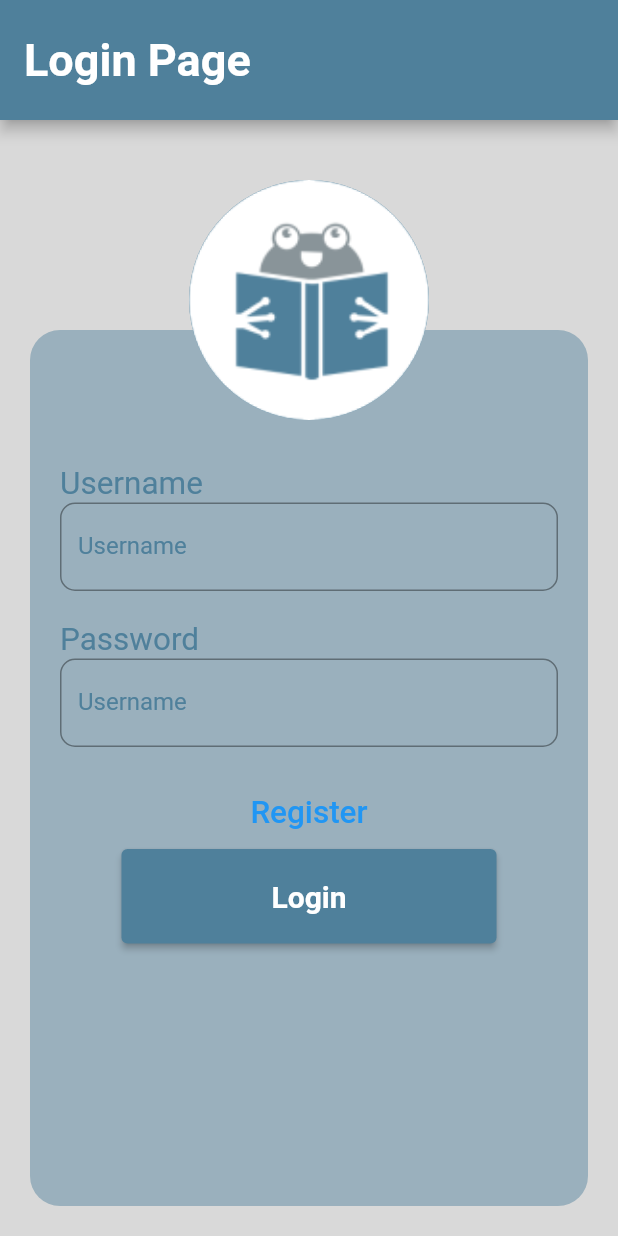
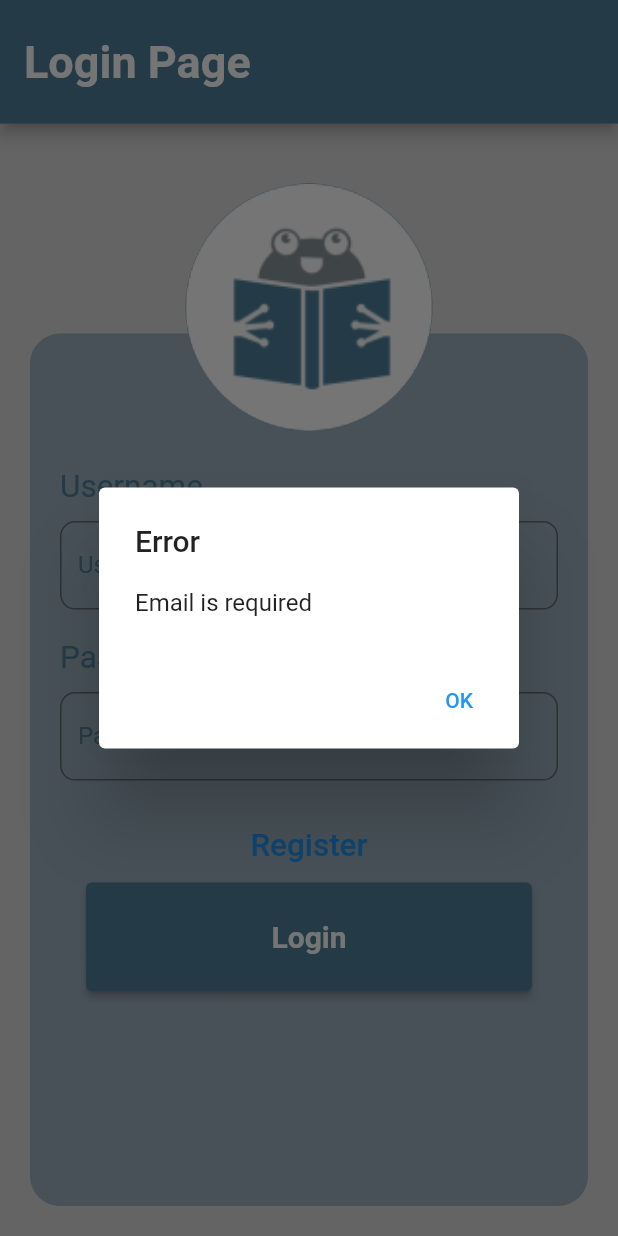
Before and after one commit to fatbrother/Platform-for-problem-solving, a Flutter app: the screen it shows after launch, after a tap on "Login", on a phone screen of 412 x 824 dp. Run offline on Flutter 3.47's test engine with Material 2 defaults, Android fonts, the light colour scheme and no system bars; our stand-ins replace cloud_firestore, firebase_auth, firebase_core; missing offline and left inert: flutter_windowmanager; accounts and stored records are empty.

Commit message:
change some UI

```diff
--- a/lib/backEnd/account.dart
+++ b/lib/backEnd/account.dart
@@ -16,6 +16,13 @@ class AccountManager {
   }
 
   static Future<void> signIn(String email, String password) async {
+    if (email.isEmpty) {
+      throw Exception('Email is required');
+    }
+    if (password.isEmpty) {
+      throw Exception('Password is required');
+    }
+
     try {
       final UserCredential userCredential =
           await FirebaseAuth.instance.signInWithEmailAndPassword(
@@ -25,14 +32,21 @@ class AccountManager {
 
       final User? user = userCredential.user;
       if (user == null) {
-        throw Exception('User is null');
+        throw Exception('User not found');
       }
     } catch (e) {
-      rethrow;
+      throw Exception('Invalid email or password');
     }
   }
 
   static Future<void> signUp(String name, String email, String password) async {
+    if (name.isEmpty) {
+      throw Exception('Name is required');
+    }
+    if (email.isEmpty) {
+      throw Exception('Email is required');
+    }
+
     try {
       final UserCredential userCredential =
           await FirebaseAuth.instance.createUserWithEmailAndPassword(
--- a/lib/context/init.dart
+++ /dev/null
@@ -1,18 +0,0 @@
-import 'package:firebase_core/firebase_core.dart';
-import 'package:flutter/cupertino.dart';
-import 'package:flutter_windowmanager/flutter_windowmanager.dart';
-import '../backEnd/database/database.dart';
-import 'firebase_options.dart';
-
-// intialize the firebase app
-// if there are any new initialization options, add them here
-Future<void> initialize() async {
-  WidgetsFlutterBinding.ensureInitialized();
-  await Firebase.initializeApp(
-    name: 'pops',
-    options: DefaultFirebaseOptions.currentPlatform,
-  );
-  TagsDatabase.init();
-  // close the function of screen shot
-  await FlutterWindowManager.addFlags(FlutterWindowManager.FLAG_SECURE);
-}
--- a/lib/context/design.dart
+++ b/lib/design.dart
@@ -4,7 +4,6 @@ import 'package:flutter/material.dart';
 // use this class to define all the details of our design
 // for example, the color of the button, the color of the text, border radius, etc.
 class Design {
-
   static const Color primaryColor = Color(0xFF4F809B);
   static const Color secondaryColor = Color(0x754F809B);
   static const Color backgroundColor = Color(0xFFD9D9D9);
@@ -13,17 +12,22 @@ class Design {
   static const Color secondaryTextColor = Color.fromARGB(137, 11, 11, 11);
 
   static const outsideSpacing = EdgeInsets.only(
-            top: Design.outsideUpSpacing,
-            left: Design.outsideLeftSpacing,
-            right: Design.outsideRightSpacing,
-            bottom: Design.outsideDownSpacing);
+    top: 40,
+    left: 20,
+    right: 20,
+    bottom: 20,
+  );
+  static const insideSpacing = EdgeInsets.all(10.0);
+  static const outsideBorderRadius =
+      BorderRadius.all(Radius.circular(20.0));
+  static const insideBorderRadius =
+      BorderRadius.all(Radius.circular(10.0));
 
-  static const insideSpacing = EdgeInsets.all(10.0);
+  static getScreenWidth(BuildContext context) {
+    return MediaQuery.of(context).size.width;
+  }
 
-  static const outsideUpSpacing = 40.0;
-  static const outsideDownSpacing = 20.0;
-  static const outsideLeftSpacing = 20.0;
-  static const outsideRightSpacing = 20.0;
-  static const outsideBorderRadius = 20.0;
-  static const insideBorderRadius = 40.0;
+  static double getScreenHeight(BuildContext context) {
+    return MediaQuery.of(context).size.height;
+  }
 }
--- /dev/null
+++ b/lib/frontEnd/login_page.dart
@@ -0,0 +1,128 @@
+import 'package:flutter/material.dart';
+import 'package:pops/frontEnd/widgets/input_field.dart';
+import '../backEnd/account.dart';
+import '../design.dart';
+
+class LoginPage extends StatefulWidget {
+  const LoginPage({super.key});
+
+  @override
+  State<LoginPage> createState() => _LoginPageState();
+}
+
+class _LoginPageState extends State<LoginPage> {
+  TextEditingController usernameController = TextEditingController();
+  TextEditingController passwordController = TextEditingController();
+
+  @override
+  Widget build(BuildContext context) {
+    return Scaffold(
+      resizeToAvoidBottomInset : false,
+      backgroundColor: Design.backgroundColor,
+      appBar: AppBar(
+        toolbarHeight: 0.1 * Design.getScreenHeight(context),
+        titleTextStyle: const TextStyle(
+          fontSize: 30.0,
+          fontWeight: FontWeight.bold,
+        ),
+        backgroundColor: Design.primaryColor,
+        title: const Text('Login Page'),
+      ),
+      body: Container(
+        margin: Design.outsideSpacing,
+        width: double.infinity,
+        height: double.infinity,
+        child: Stack(children: [
+          Container(
+            margin: const EdgeInsets.only(top: 100.0),
+            padding: Design.outsideSpacing,
+            decoration: const BoxDecoration(
+              color: Design.secondaryColor,
+              borderRadius: Design.outsideBorderRadius,
+            ),
+            child: Column(
+              children: [
+                const SizedBox(height: 50.0),
+                InputField(
+                  hintText: 'Username',
+                  controller: usernameController,
+                ),
+                const SizedBox(height: 20.0),
+                InputField(
+                  hintText: 'Password',
+                  controller: passwordController,
+                  obscureText: true,
+                ),
+                const SizedBox(height: 20.0),
+                TextButton(
+                  child: const Text(
+                    'Register',
+                    textScaleFactor: 1.5,
+                  ),
+                  onPressed: () {
+                    // TODO: Go to the register page
+                  },
+                ),
+                ElevatedButton(
+                  onPressed: () {
+                    signIn(context);
+                  },
+                  style: ElevatedButton.styleFrom(
+                    backgroundColor: Design.primaryColor,
+                    padding: EdgeInsets.symmetric(
+                        horizontal: 0.3 * Design.getScreenWidth(context),
+                        vertical: 0.03 * Design.getScreenHeight(context)),
+                    textStyle: const TextStyle(
+                      fontSize: 20.0,
+                      fontWeight: FontWeight.bold,
+                    ),
+                  ),
+                  child: const Text('Login'),
+                ),
+              ],
+            ),
+          ),
+          Center(
+              heightFactor: 1,
+              child: CircleAvatar(
+                radius: 0.2 * Design.getScreenWidth(context),
+                backgroundColor: Design.primaryColor,
+                backgroundImage: const AssetImage('assets/Logo.png'),
+              )),
+        ]),
+      ),
+    );
+  }
+
+  Future<void> signIn(BuildContext context) async {
+    String email = usernameController.text;
+    String password = passwordController.text;
+
+    try {
+      await AccountManager.signIn(email, password);
+    } catch (e) {
+      showDialog(
+        context: context,
+        builder: (BuildContext context) {
+          String message = e.toString();
+          message = message.substring(message.indexOf(':') + 2);
+
+          return AlertDialog(
+            title: const Text('Error'),
+            content: Text(message),
+            actions: [
+              TextButton(
+                onPressed: () {
+                  Navigator.of(context).pop();
+                },
+                child: const Text('OK'),
+              ),
+            ],
+          );
+        },
+      );
+
+      passwordController.clear();
+    }
+  }
+}
--- a/lib/pages/widgets/input_field.dart
+++ b/lib/frontEnd/widgets/input_field.dart
@@ -1,15 +1,24 @@
 import 'package:flutter/material.dart';
 
-import '../../context/design.dart';
+import '../../design.dart';
 
-class InputField extends StatelessWidget {
+class InputField extends StatefulWidget {
   final String hintText;
+  final TextEditingController controller;
+  final bool obscureText;
 
   const InputField({
-    Key? key,
+    super.key,
     required this.hintText,
-  }) : super(key: key);
+    required this.controller,
+    this.obscureText = false,
+  });
 
+  @override
+  State<InputField> createState() => _InputFieldState();
+}
+
+class _InputFieldState extends State<InputField> {
   @override
   Widget build(BuildContext context) {
     return Column(
@@ -17,7 +26,7 @@ class InputField extends StatelessWidget {
         Row(
           children: [
             Text(
-              hintText,
+              widget.hintText,
               textScaleFactor: 1.5,
               style: const TextStyle(
                 color: Design.primaryColor,
@@ -25,16 +34,19 @@ class InputField extends StatelessWidget {
             ),
           ],
         ),
-        const TextField(
+        const SizedBox(height: 10.0),
+        TextField(
+          controller: widget.controller,
           decoration: InputDecoration(
-            labelText: 'Username',
-            labelStyle: TextStyle(
+            labelText: widget.hintText,
+            labelStyle: const TextStyle(
               color: Design.primaryColor,
             ),
-            border: OutlineInputBorder(
+            border: const OutlineInputBorder(
               borderRadius: BorderRadius.all(Radius.circular(10.0)),
             ),
           ),
+          obscureText: widget.obscureText,
         ),
       ],
     );
--- a/lib/main.dart
+++ b/lib/main.dart
@@ -1,13 +1,20 @@
 // Start of the app
 // We don't need to change anything here
 
+import 'package:firebase_core/firebase_core.dart';
 import 'package:flutter/material.dart';
-import 'context/routes.dart';
-import 'context/init.dart';
+import 'package:flutter_windowmanager/flutter_windowmanager.dart';
+import 'firebase_options.dart';
+import 'routes.dart';
 
 Future<void> main() async {
   // debugPaintSizeEnabled = true;
-  await initialize();
+  WidgetsFlutterBinding.ensureInitialized();
+  await Firebase.initializeApp(
+    options: DefaultFirebaseOptions.currentPlatform,
+  );
+  await FlutterWindowManager.addFlags(FlutterWindowManager.FLAG_SECURE);
+
   runApp(const MyApp());
 }
 
--- a/lib/pages/login_page.dart
+++ /dev/null
@@ -1,73 +0,0 @@
-import 'package:flutter/material.dart';
-import 'package:pops/pages/widgets/input_field.dart';
-import '../context/design.dart';
-
-class LoginPage extends StatefulWidget {
-  const LoginPage({super.key});
-
-  @override
-  State<LoginPage> createState() => _LoginPageState();
-}
-
-class _LoginPageState extends State<LoginPage> {
-  @override
-  Widget build(BuildContext context) {
-    return Scaffold(
-      backgroundColor: Design.backgroundColor,
-      appBar: AppBar(
-        toolbarHeight: 80.0,
-        titleTextStyle: const TextStyle(
-          fontSize: 30.0,
-          fontWeight: FontWeight.bold,
-        ),
-        backgroundColor: Design.primaryColor,
-        title: const Text('Login Page'),
-      ),
-      body: Container(
-        margin: Design.outsideSpacing,
-        width: double.infinity,
-        height: double.infinity,
-        child: Stack(children: [
-          Container(
-            margin: const EdgeInsets.only(top: 100.0),
-            padding: Design.outsideSpacing,
-            decoration: BoxDecoration(
-              color: Design.secondaryColor,
-              borderRadius: BorderRadius.circular(Design.outsideBorderRadius),
-            ),
-            child: Column(
-              children: [
-                const SizedBox(height: 50.0),
-                const InputField(hintText: 'Username'),
-                const SizedBox(height: 20.0),
-                const InputField(hintText: 'Password'),
-                const SizedBox(height: 20.0),
-                TextButton(onPressed: () {}, child: const Text('Register', textScaleFactor: 1.5,)),
-                ElevatedButton(
-                  onPressed: () {},
-                  style: ElevatedButton.styleFrom(
-                    backgroundColor: Design.primaryColor,
-                    padding: const EdgeInsets.symmetric(
-                        horizontal: 100.0, vertical: 20.0),
-                    textStyle: const TextStyle(
-                      fontSize: 20.0,
-                      fontWeight: FontWeight.bold,
-                    ),
-                  ),
-                  child: const Text('Login'),
-                ),
-              ],
-            ),
-          ),
-          const Center(
-              heightFactor: 1,
-              child: CircleAvatar(
-                radius: 80.0,
-                backgroundColor: Design.primaryColor,
-                backgroundImage: AssetImage('assets/Logo.png'),
-              )),
-        ]),
-      ),
-    );
-  }
-}
--- a/lib/context/routes.dart
+++ b/lib/routes.dart
@@ -1,8 +1,8 @@
 // When we are adding a new page, we need to add it to the routes map.
 
 import 'package:flutter/cupertino.dart';
-import '../pages/home_page.dart';
-import '../pages/login_page.dart';
+import 'frontEnd/home_page.dart';
+import 'frontEnd/login_page.dart';
 // import pages here
 // import 'pages/[page file name].dart';
 
```
Also changed, not shown: lib/firebase_options.dart, lib/frontEnd/home_page.dart (renamed from lib/pages/home_page.dart).
